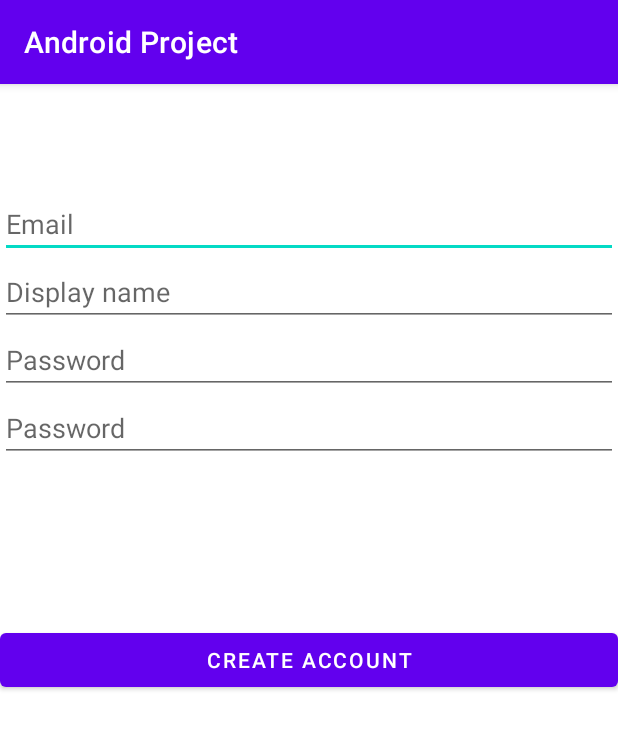
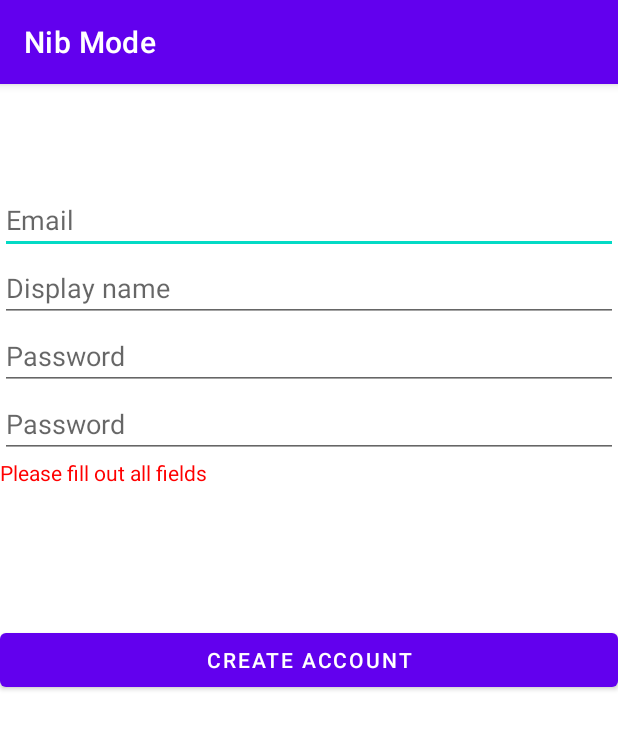
Before and after one commit to filipfloden/AndroidProject, an Android app: the SignUpActivity screen opened directly, with no data from a screen before it, after a tap on "CREATE ACCOUNT", on a phone screen of 412 x 824 dp. Shown: the top 729 px of the screen. Run offline under Robolectric (Android 15) with nearby library versions, the phone set to English and light mode, and no system bars; our stand-ins replace Firebase (no records; nobody signed in at launch, a user with empty details on screens opened directly).

Commit message:
Signup user errors
Now displays errors to the user trying to sign up. For example "Passwords dont match"

```diff
--- a/app/src/main/java/se/ju/student/group16/androidproject/SignUpActivity.kt
+++ b/app/src/main/java/se/ju/student/group16/androidproject/SignUpActivity.kt
@@ -1,15 +1,21 @@
 package se.ju.student.group16.androidproject
 
 import android.content.Intent
-import androidx.appcompat.app.AppCompatActivity
+import android.graphics.Color
 import android.os.Bundle
 import android.util.Log
 import android.widget.Button
 import android.widget.EditText
+import android.widget.TextView
 import android.widget.Toast
+import androidx.appcompat.app.AppCompatActivity
+import androidx.core.widget.doAfterTextChanged
 import com.google.android.gms.tasks.OnCompleteListener
 import com.google.firebase.auth.FirebaseAuth
+import com.google.firebase.auth.SignInMethodQueryResult
 import com.google.firebase.auth.UserProfileChangeRequest
+import kotlin.math.log
+
 
 class SignUpActivity : AppCompatActivity() {
 
@@ -24,15 +30,17 @@ class SignUpActivity : AppCompatActivity() {
         val passwordInput = findViewById<EditText>(R.id.passwordInput)
         val password2Input = findViewById<EditText>(R.id.password2Input)
         val createAccountBtn = findViewById<Button>(R.id.createAccountBtn)
+        val signUpErrors = findViewById<TextView>(R.id.signUpErrors)
+        auth = FirebaseAuth.getInstance()
 
         createAccountBtn.setOnClickListener {
-            Log.d("test", "hmm")
-            if (passwordInput.text.toString() == password2Input.text.toString()){
-                auth = FirebaseAuth.getInstance()
-
-                auth.createUserWithEmailAndPassword(emailInput.text.toString(), passwordInput.text.toString()).addOnCompleteListener(this, OnCompleteListener{ task ->
-                    Log.d("task", task.toString())
-                    if(task.isSuccessful){
+            if (emailInput.text.toString().trim().isEmpty() || usernameInput.text.toString().trim().isEmpty() || passwordInput.text.toString().trim().isEmpty()){
+                signUpErrors.setText(R.string.signup_empty_fields)
+            }else if (passwordInput.text.toString().trim() != password2Input.text.toString().trim()){
+                signUpErrors.setText(R.string.passwords_dont_match)
+            }else {
+                auth.createUserWithEmailAndPassword(emailInput.text.toString(), passwordInput.text.toString()).addOnCompleteListener(this, OnCompleteListener { task ->
+                    if (task.isSuccessful) {
                         Log.d("test", "success")
                         Toast.makeText(this, "Successfully Registered", Toast.LENGTH_LONG).show()
 
@@ -43,8 +51,9 @@ class SignUpActivity : AppCompatActivity() {
                         val intent = Intent(this, EventActivity::class.java)
                         startActivity(intent)
                         finish()
-                    }else {
-                        Log.d("test", "failed")
+                    } else {
+                        signUpErrors.setText(task.exception!!.message)
+                        Log.d("test", "failed" + task.exception)
                         Toast.makeText(this, "Registration Failed", Toast.LENGTH_LONG).show()
                     }
                 })
--- a/app/src/main/res/layout/activity_sign_up.xml
+++ b/app/src/main/res/layout/activity_sign_up.xml
@@ -47,6 +47,13 @@
             android:ems="10"
             android:hint="@string/password_hint"
             android:inputType="textPassword" />
+
+        <TextView
+            android:id="@+id/signUpErrors"
+            android:layout_width="match_parent"
+            android:layout_height="wrap_content"
+            android:textColor="#FF0000"
+            android:textColorHighlight="#313131" />
     </LinearLayout>
 
     <LinearLayout
--- a/app/src/main/res/values/strings.xml
+++ b/app/src/main/res/values/strings.xml
@@ -1,5 +1,5 @@
 <resources>
-    <string name="app_name">Android Project</string>
+    <string name="app_name">Nib Mode</string>
     <string name="login_button_text">Login</string>
     <string name="signup_button_text">Sign up</string>
     <string name="logingoogle_button_text">Login with Google</string>
@@ -9,4 +9,6 @@
     <!-- TODO: Remove or change this placeholder text -->
     <string name="hello_blank_fragment">Hello blank fragment</string>
     <string name="email_hint">Email</string>
+    <string name="signup_empty_fields">Please fill out all fields</string>
+    <string name="passwords_dont_match">Passwords dont match</string>
 </resources>
```
Also changed, not shown: 1 other file.
